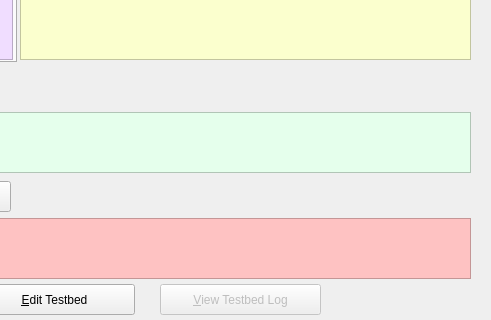
Above: LiveRuleTester.ui from rmlockwood/FLExTrans before the change; both pictures show x 780 to 1271 and y 373 to 693 of the 1271 by 693 pixel window. Below: the same form after it.
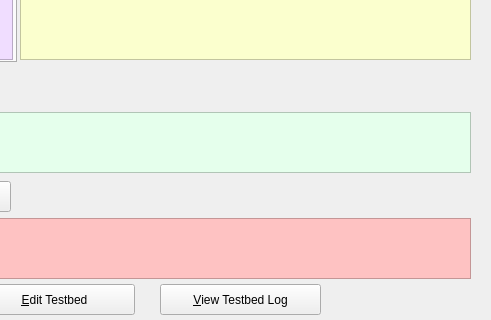
That is the form after the change. Icons and pictures are not drawn.

Commit message: Fixes #212. View Testbed Log button

Patch:
```diff
--- a/LiveRuleTester.ui
+++ b/LiveRuleTester.ui
@@ -545,7 +545,7 @@
    </widget>
    <widget class="QPushButton" name="viewTestbedLogButton">
     <property name="enabled">
-     <bool>false</bool>
+     <bool>true</bool>
     </property>
     <property name="geometry">
      <rect>
```
The commit also changes 4 other files.
